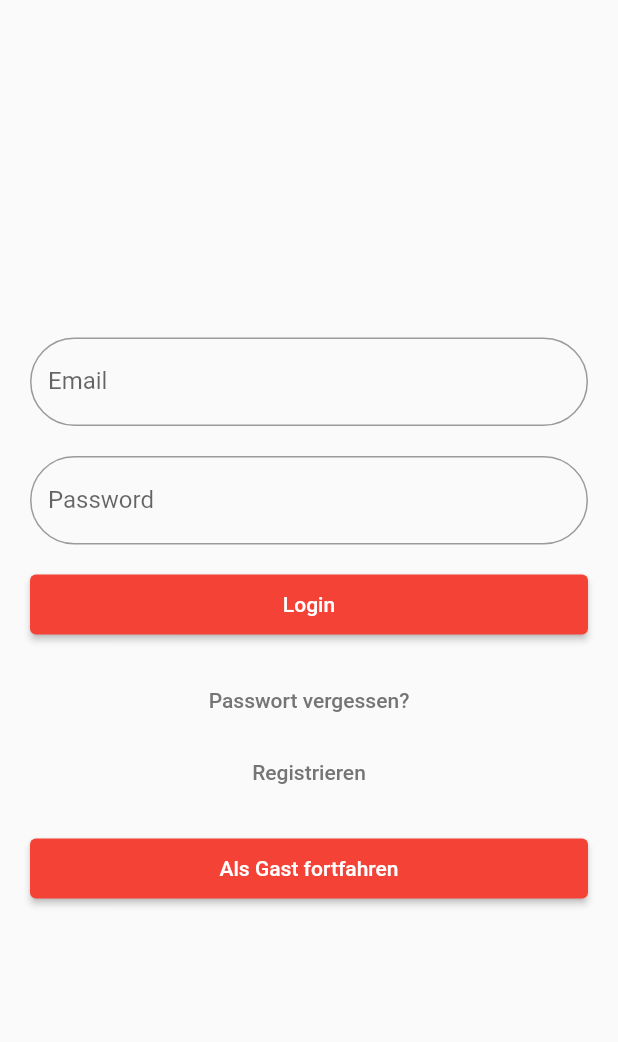
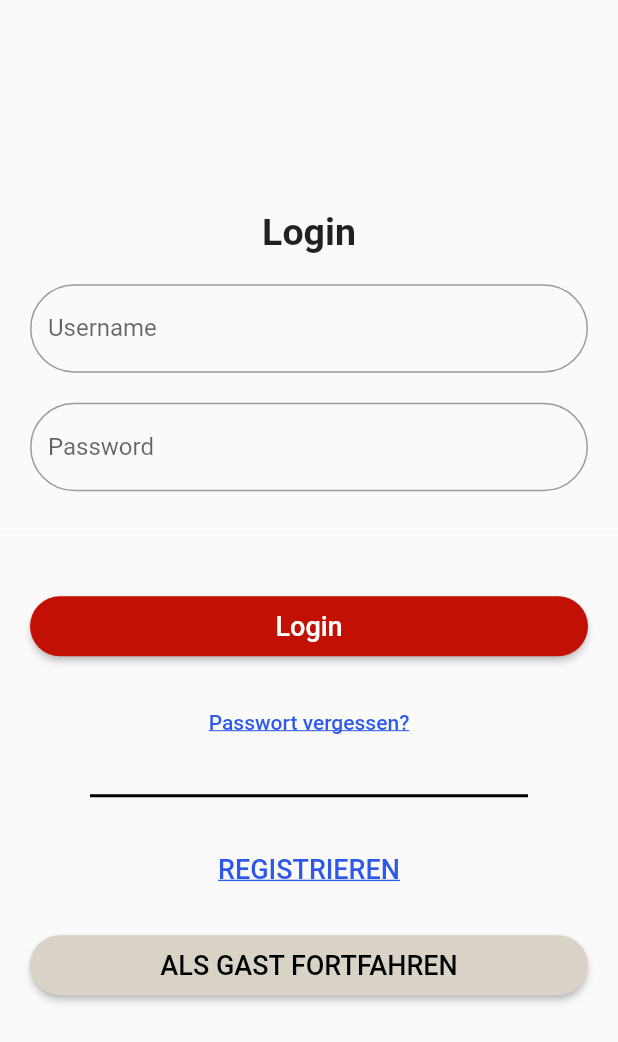
Before and after one commit to hytechat/termino-dev, a Flutter app: the screen it shows after launch, on a phone screen of 412 x 824 dp. Shown: the top 1042 px of the screen. Run offline on Flutter 3.47's test engine with Material 2 defaults, Android fonts, the phone set to English and light mode, and no system bars; our stand-ins replace email_validator, flutter_tts, fluttertoast; missing offline and left inert: syncfusion_flutter_pdfviewer, syncfusion_flutter_pdfviewer_web.

Commit message:
UI der Login Page dem MockUp angepasst

```diff
--- a/frontend/lib/pages/pagesGeruest/views/login_page.dart
+++ b/frontend/lib/pages/pagesGeruest/views/login_page.dart
@@ -1,5 +1,6 @@
 import 'package:flutter/material.dart';
 import 'package:termino_frontend/app.dart';
+import 'package:termino_frontend/config/config_expo.dart';
 
 import '../pagesgerues.dart';
 import 'home_page.dart';
@@ -21,7 +22,7 @@ class Login extends StatelessWidget {
   @override
   Widget build(BuildContext context) {
     return MaterialApp(
-      debugShowCheckedModeBanner: false,
+        debugShowCheckedModeBanner: false,
         title: 'Flutter Demo',
         theme: ThemeData(
           // This is the theme of your application.
@@ -42,6 +43,18 @@ class Login extends StatelessWidget {
             mainAxisAlignment: MainAxisAlignment.center,
             children: <Widget>[
               Container(
+                child: Column(
+                  children: const [
+                    Text(
+                      'Login',
+                      style:
+                          TextStyle(fontSize: 25, fontWeight: FontWeight.bold),
+                      textAlign: TextAlign.center,
+                    ),
+                  ],
+                ),
+              ),
+              Container(
                 padding: const EdgeInsets.fromLTRB(20, 20, 20, 0),
                 child: TextField(
                   controller: MailController,
@@ -49,7 +62,7 @@ class Login extends StatelessWidget {
                     border: OutlineInputBorder(
                       borderRadius: BorderRadius.circular(90.0),
                     ),
-                    labelText: 'Email',
+                    labelText: 'Username',
                   ),
                 ),
               ),
@@ -66,29 +79,53 @@ class Login extends StatelessWidget {
                   ),
                 ),
               ),
+              const Divider(
+                color: Colors.white,
+                height: 50,
+              ),
               Container(
                   height: 80,
                   padding: const EdgeInsets.all(20),
                   child: ElevatedButton(
-                      style: ElevatedButton.styleFrom(
-                        minimumSize: const Size.fromHeight(50),
-                      ),
-                      child: const Text('Login'),
-                      onPressed: () => Navigator.pushNamed(context
-                      , "app"),
-                      )),
+                    style: ElevatedButton.styleFrom(
+                      //padding: const EdgeInsets.symmetric(
+                      //  horizontal: 40.0, vertical: 20.0),
+                      primary: const Color.fromRGBO(195, 16, 4, 1),
+                      minimumSize: const Size.fromHeight(2),
+                      shape: const StadiumBorder(),
+                    ),
+                    onPressed: () {},
+                    child: const Text(
+                      "Login",
+                      style: TextStyle(color: Colors.white, fontSize: 18),
+                    ),
+                  )),
               TextButton(
                 onPressed: () {},
-                child: Text(
+                style: TextButton.styleFrom(
+                  foregroundColor: Color.fromRGBO(46, 88, 235, 1),
+                ),
+                child: const Text(
                   'Passwort vergessen?',
-                  style: TextStyle(color: Colors.grey[600]),
+                  style: TextStyle(decoration: TextDecoration.underline),
                 ),
+              ),
+              const Divider(
+                color: Colors.black,
+                height: 50,
+                thickness: 2,
+                indent: 60,
+                endIndent: 60,
               ),
               TextButton(
                 onPressed: () {},
-                child: Text(
-                  'Registrieren',
-                  style: TextStyle(color: Colors.grey[600]),
+                style: TextButton.styleFrom(
+                  foregroundColor: Color.fromRGBO(46, 88, 235, 1),
+                ),
+                child: const Text(
+                  'REGISTRIEREN',
+                  style: TextStyle(
+                      fontSize: 18, decoration: TextDecoration.underline),
                 ),
               ),
               Container(
@@ -96,10 +133,17 @@ class Login extends StatelessWidget {
                   padding: const EdgeInsets.all(20),
                   child: ElevatedButton(
                     style: ElevatedButton.styleFrom(
-                      minimumSize: const Size.fromHeight(50),
+                      //padding: const EdgeInsets.symmetric(
+                      //  horizontal: 40.0, vertical: 20.0),
+                      primary: const Color.fromRGBO(217, 211, 199, 1),
+                      minimumSize: const Size.fromHeight(2),
+                      shape: const StadiumBorder(),
                     ),
-                    child: const Text('Als Gast fortfahren'),
                     onPressed: () {},
+                    child: const Text(
+                      'ALS GAST FORTFAHREN',
+                      style: TextStyle(color: Colors.black, fontSize: 18),
+                    ),
                   )),
             ],
           ),
```
